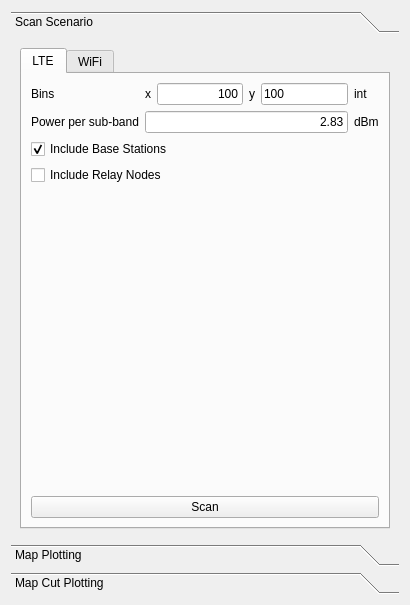
ComNets/openwns-wrowser, file ui/Widgets_ViewScenario.ui: the form before one commit.
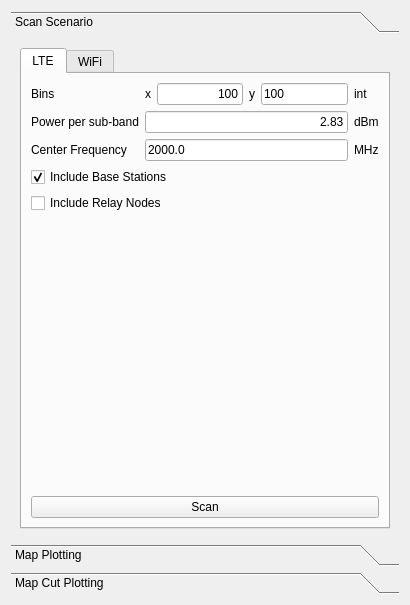
The form after the commit.

Commit message: Fixed importing in scenario viewer

What changed in the file:
```diff
--- a/ui/Widgets_ViewScenario.ui
+++ b/ui/Widgets_ViewScenario.ui
@@ -59,6 +59,13 @@
                  </property>
                 </widget>
                </item>
+               <item>
+                <widget class="QLabel" name="label_11" >
+                 <property name="text" >
+                  <string>Center Frequency</string>
+                 </property>
+                </widget>
+               </item>
               </layout>
              </item>
              <item>
@@ -123,6 +130,16 @@
                  </property>
                 </widget>
                </item>
+               <item>
+                <widget class="QLineEdit" name="centerfreq" >
+                 <property name="layoutDirection" >
+                  <enum>Qt::RightToLeft</enum>
+                 </property>
+                 <property name="text" >
+                  <string>2000.0</string>
+                 </property>
+                </widget>
+               </item>
               </layout>
              </item>
              <item>
@@ -141,6 +158,13 @@
                  </property>
                 </widget>
                </item>
+               <item>
+                <widget class="QLabel" name="label_12" >
+                 <property name="text" >
+                  <string>MHz</string>
+                 </property>
+                </widget>
+               </item>
               </layout>
              </item>
             </layout>
```
The commit also changes 5 other files.
